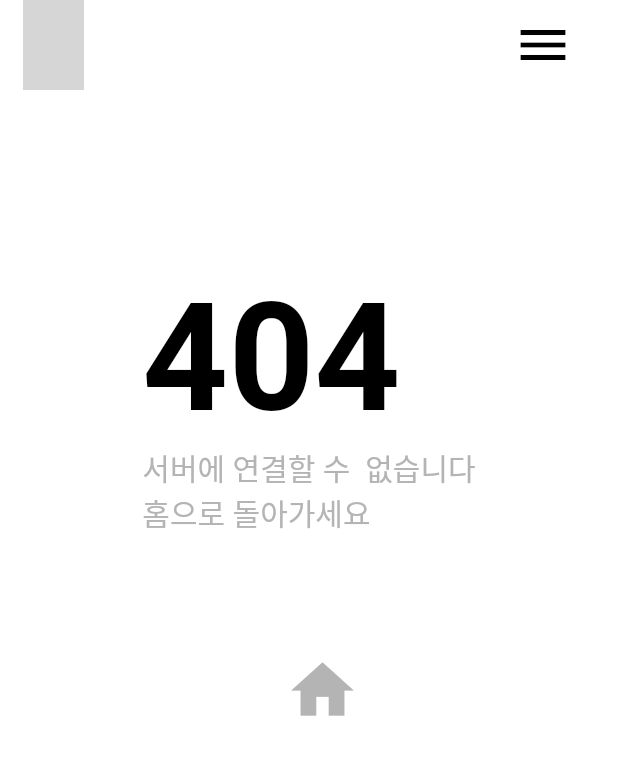
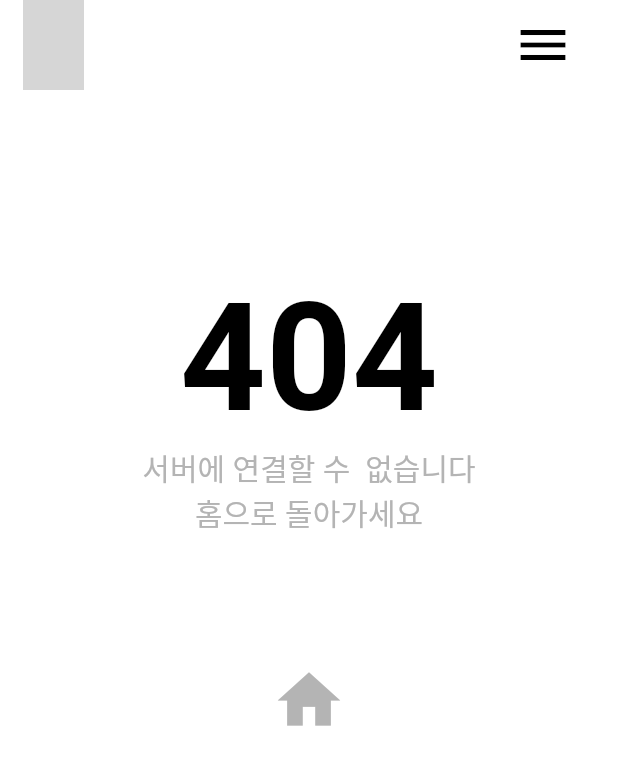
Before and after one commit to JennaEscher/Food.duck-App-Project, a Flutter app: the Neterr screen opened directly, on a phone screen of 412 x 824 dp. Shown: the top 765 px of the screen. Run offline on Flutter 3.47's test engine with Material 2 defaults, Android fonts, the phone set to English and light mode, and no system bars; our stand-ins replace firebase_core, firebase_storage, internet_connection_checker_plus; missing offline and left inert: korea_regexp; accounts and stored records are empty; generated files the repository leaves out were written again; network calls fail; Roboto replaces fonts that are missing (NanumSquareB.ttf); grey boxes are pictures that could not be loaded.

Commit message:
Add files via upload

```diff
--- a/main/lib/neterr.dart
+++ b/main/lib/neterr.dart
@@ -83,6 +83,7 @@ class Neterr extends StatelessWidget {
                       fontWeight: FontWeight.bold, color: Color.fromRGBO(0, 0, 0, 1),
 
                       ),
+
                     ),
 
                     TextSpan(text:"서버에 연결할 수  없습니다\n홈으로 돌아가세요",style:TextStyle(
@@ -91,7 +92,8 @@ class Neterr extends StatelessWidget {
                       color: Color.fromRGBO(180, 180, 180, 1)),
                     ),
                   ]
-                )
+                ),
+                textAlign: TextAlign.center,
                 ),
               ),
 
@@ -99,8 +101,12 @@ class Neterr extends StatelessWidget {
                 height: 30,
               ),
 
-              IconButton(
-              icon: const Icon(
+              SizedBox(
+                width:80,
+                height:80,
+
+                child:IconButton(
+                icon: const Icon(
                 Icons.home,//왜 아이콘이 삐져나오지???
                 color: Color.fromRGBO(180, 180, 180, 1),
                 size: 50,
@@ -112,6 +118,8 @@ class Neterr extends StatelessWidget {
                 );
               },
               ),
+              ),
+
 
 
 
```
